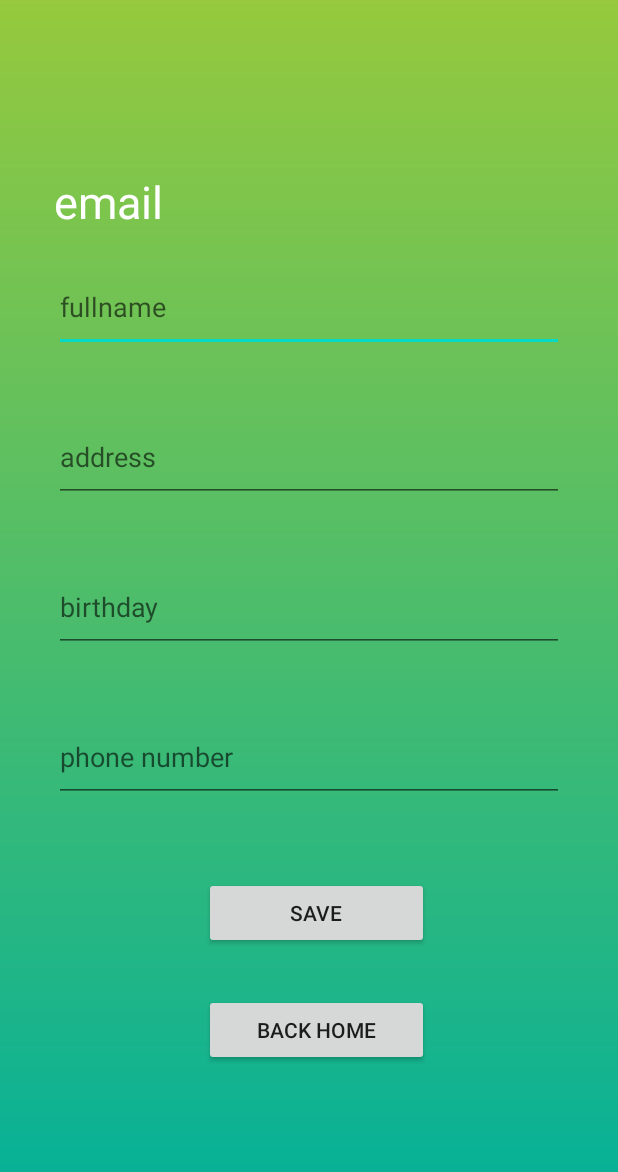
After one commit to zSimpleMan/kidm, an Android app: the ProfileActivity screen opened directly, with no data from a screen before it, on a phone screen of 412 x 824 dp. The commit adds this screen. Shown: the top 1172 px of the screen. Run offline under Robolectric (Android 15) with nearby library versions, the phone set to English and light mode, and no system bars; 3 statements that could not run were skipped.

Commit message:
create and update profile

```diff
--- a/App/app/src/main/java/com/example/dacnpm/APIService.java
+++ b/App/app/src/main/java/com/example/dacnpm/APIService.java
@@ -8,6 +8,7 @@ import retrofit2.http.Field;
 import retrofit2.http.FormUrlEncoded;
 import retrofit2.http.GET;
 import retrofit2.http.POST;
+import retrofit2.http.Path;
 
 public interface APIService {
     @POST("api/auth")
@@ -20,4 +21,14 @@ public interface APIService {
     Call<registerStatus> regisUser(@Field("email") String email,
                                  @Field("password") String password,
                                    @Field("is_parent") int is_parent);
+    @GET("api/users/profile/{id}")
+    Call<profileStatus> getProfile(@Path("id") int id);
+
+    @POST("api/users/update-profile/{id}")
+    @FormUrlEncoded
+    Call<profileStatus> updateProfile(@Path("id") int id,
+                                      @Field("fullname") String name,
+                                      @Field("address") String address,
+                                      @Field("birthday") String birthday,
+                                      @Field("phone") String phone);
 }
--- /dev/null
+++ b/App/app/src/main/java/com/example/dacnpm/ProfileActivity.java
@@ -0,0 +1,123 @@
+package com.example.dacnpm;
+
+import androidx.appcompat.app.AppCompatActivity;
+
+import android.content.Intent;
+import android.os.Bundle;
+import android.view.View;
+import android.widget.Button;
+import android.widget.EditText;
+import android.widget.TextView;
+import android.widget.Toast;
+
+import retrofit2.Call;
+import retrofit2.Callback;
+import retrofit2.Response;
+
+import static android.text.TextUtils.isEmpty;
+
+public class ProfileActivity extends AppCompatActivity {
+
+    int userid=0;
+    TextView txtemail;
+    EditText edtname, edtaddress, edtbirthday, edtphone;
+    Button btn_save, btn_back;
+    @Override
+    protected void onCreate(Bundle savedInstanceState) {
+        super.onCreate(savedInstanceState);
+        setContentView(R.layout.activity_profile);
+
+        txtemail = (TextView)findViewById(R.id.txt_email);
+
+        edtname = (EditText)findViewById(R.id.edt_name);
+        edtaddress = (EditText)findViewById(R.id.edt_address);
+        edtbirthday = (EditText)findViewById(R.id.edt_birthday);
+        edtphone = (EditText)findViewById(R.id.edt_phone);
+
+        btn_save = (Button)findViewById(R.id.btn_save);
+        btn_back = (Button)findViewById(R.id.btn_home);
+
+        Intent intent = getIntent();
+        loginStatus user = (loginStatus) intent.getSerializableExtra("user");
+        userid = user.getId();
+
+        txtemail.setText(user.getEmail());
+
+        SetValues();
+
+        btn_back.setOnClickListener(new View.OnClickListener() {
+            @Override
+            public void onClick(View v) {
+                Intent home = new Intent(ProfileActivity.this, HomeActivity.class);
+                home.putExtra("user", user);
+                startActivity(home);
+            }
+        });
+
+        btn_save.setOnClickListener(new View.OnClickListener() {
+            @Override
+            public void onClick(View v) {
+                if(check_isEmpty())
+                {
+                    UpdateProfile();
+                }
+            }
+
+            private void UpdateProfile() {
+                Call<profileStatus> call = RetrofitClient
+                        .getInstance().getApi()
+                        .updateProfile(userid, edtname.getText().toString(),
+                                edtaddress.getText().toString(), edtbirthday.getText().toString(), edtphone.getText().toString());
+                call.enqueue(new Callback<profileStatus>() {
+                    @Override
+                    public void onResponse(Call<profileStatus> call, Response<profileStatus> response) {
+                        profileStatus profileStatus = response.body();
+                        Toast.makeText(ProfileActivity.this, profileStatus.getResult(), Toast.LENGTH_SHORT).show();
+                    }
+
+                    @Override
+                    public void onFailure(Call<profileStatus> call, Throwable t) {
+                        Toast.makeText(ProfileActivity.this, "Error", Toast.LENGTH_SHORT).show();
+                    }
+                });
+            }
+        });
+    }
+
+    protected void SetValues()
+    {
+        Call<profileStatus> call = RetrofitClient
+                .getInstance()
+                .getApi()
+                .getProfile(userid);
+        call.enqueue(new Callback<profileStatus>() {
+            @Override
+            public void onResponse(Call<profileStatus> call, Response<profileStatus> response) {
+                profileStatus profilestatus = response.body();
+                if(profilestatus.getResult().equals("successful"))
+                {
+                    edtname.setText(profilestatus.getName());
+                    edtaddress.setText(profilestatus.getAddress());
+                    edtbirthday.setText(profilestatus.getBirthday());
+                    edtphone.setText(profilestatus.getPhone());
+                }
+            }
+
+            @Override
+            public void onFailure(Call<profileStatus> call, Throwable t) {
+                Toast.makeText(ProfileActivity.this, "Error", Toast.LENGTH_SHORT).show();
+            }
+        });
+    }
+
+    protected boolean check_isEmpty()
+    {
+        if(isEmpty(edtname.getText())||isEmpty(edtaddress.getText())||isEmpty(edtbirthday.getText())||isEmpty(edtphone.getText()))
+        {
+            Toast.makeText(this, "Vui lòng nhập đầy đủ thông tin", Toast.LENGTH_SHORT).show();
+            return false;
+        }
+        return true;
+    }
+
+}
--- a/App/app/src/main/java/com/example/dacnpm/RegisterActivity.java
+++ b/App/app/src/main/java/com/example/dacnpm/RegisterActivity.java
@@ -75,7 +75,7 @@ public class RegisterActivity extends AppCompatActivity {
             public void onResponse(Call<registerStatus> call, Response<registerStatus> response) {
                 registerStatus registerStatus = response.body();
                 if(registerStatus.getMessage().equals("successful")){
-                    Toast.makeText(RegisterActivity.this, registerStatus.getId()+" "+registerStatus.getEmail()+" "+
+                    Toast.makeText(RegisterActivity.this, registerStatus.getEmail()+" "+
                             registerStatus.getMessage(), Toast.LENGTH_SHORT).show();
                     Intent home = new Intent(RegisterActivity.this,MainActivity.class);
                     startActivity(home);
--- /dev/null
+++ b/App/app/src/main/res/layout/activity_profile.xml
@@ -0,0 +1,78 @@
+<?xml version="1.0" encoding="utf-8"?>
+<androidx.constraintlayout.widget.ConstraintLayout xmlns:android="http://schemas.android.com/apk/res/android"
+    xmlns:app="http://schemas.android.com/apk/res-auto"
+    xmlns:tools="http://schemas.android.com/tools"
+    android:layout_width="match_parent"
+    android:layout_height="match_parent"
+    android:background="@drawable/homebg"
+    tools:context=".ProfileActivity">
+    <LinearLayout
+        android:layout_width="match_parent"
+        android:layout_height="wrap_content"
+        android:orientation="vertical"
+        android:layout_margin="16dp"
+        app:layout_constraintBottom_toBottomOf="parent"
+        app:layout_constraintLeft_toLeftOf="parent"
+        app:layout_constraintRight_toRightOf="parent"
+        app:layout_constraintTop_toTopOf="parent">
+
+        <TextView
+            android:id="@+id/txt_email"
+            android:layout_width="match_parent"
+            android:layout_height="wrap_content"
+            android:text="email"
+            android:textSize="30dp"
+            android:layout_weight="@android:integer/config_longAnimTime"
+            android:layout_marginLeft="20dp"
+            android:textColor="@android:color/white"
+            />
+
+        <EditText
+            android:id="@+id/edt_name"
+            android:hint="fullname"
+            android:layout_width="match_parent"
+            android:layout_height="wrap_content"
+            android:layout_margin="20dp"
+            android:height="60dp"
+            android:textColor="@android:color/white" />
+        <EditText
+            android:id="@+id/edt_address"
+            android:hint="address"
+            android:layout_width="match_parent"
+            android:layout_height="wrap_content"
+            android:layout_margin="20dp"
+            android:height="60dp"
+            android:textColor="@android:color/white" />
+        <EditText
+            android:id="@+id/edt_birthday"
+            android:hint="birthday"
+            android:layout_width="match_parent"
+            android:layout_height="wrap_content"
+            android:layout_margin="20dp"
+            android:height="60dp"
+            android:textColor="@android:color/white" />
+        <EditText
+            android:id="@+id/edt_phone"
+            android:hint="phone number"
+            android:layout_width="match_parent"
+            android:layout_height="wrap_content"
+            android:layout_margin="20dp"
+            android:height="60dp"
+            android:textColor="@android:color/white" />
+        <Button
+        android:id="@+id/btn_save"
+        android:layout_width="150dp"
+        android:layout_height="wrap_content"
+        android:layout_marginLeft="120dp"
+        android:layout_marginTop="30dp"
+        android:text="save" />
+        <Button
+            android:id="@+id/btn_home"
+            android:layout_width="150dp"
+            android:layout_height="wrap_content"
+            android:layout_marginLeft="120dp"
+            android:layout_marginTop="30dp"
+            android:text="back home" />
+    </LinearLayout>
+
+</androidx.constraintlayout.widget.ConstraintLayout>
```
Also changed, not shown: App/app/src/main/AndroidManifest.xml (+6 -5 lines), App/app/src/main/java/com/example/dacnpm/HomeActivity.java (+19 -1 lines), App/app/src/main/java/com/example/dacnpm/MainActivity.java (+11 -3 lines), App/app/src/main/java/com/example/dacnpm/loginStatus.java (+25 -1 lines), App/app/src/main/java/com/example/dacnpm/profileStatus.java (added, +62 -0 lines), App/app/src/main/java/com/example/dacnpm/registerStatus.java (+0 -22 lines), App/app/src/main/res/layout/activity_main.xml (+3 -4 lines), 2 other files.
